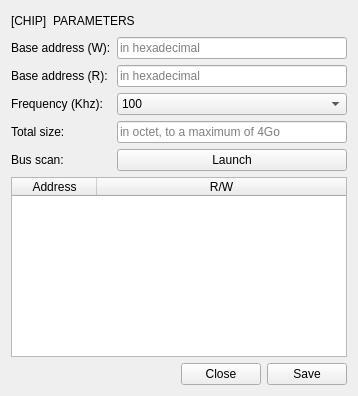
This is gui_designer/gui_i2c_settings.ui in serma-safety-security/hardsploit-gui-ruby as Qt 5 draws it before an edit. The edited form follows.
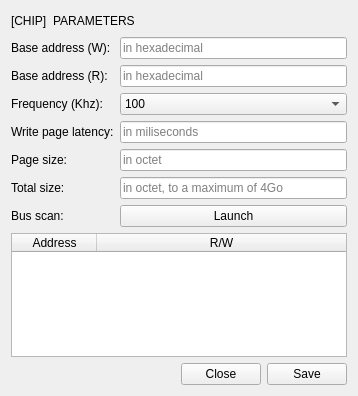
This is the edited form.

The edit to the form file:
```diff
--- a/gui_designer/gui_i2c_settings.ui
+++ b/gui_designer/gui_i2c_settings.ui
@@ -109,34 +109,65 @@
          </item>
         </widget>
        </item>
-       <item row="4" column="0">
+       <item row="6" column="0">
         <widget class="QLabel" name="lbl_full_size">
          <property name="text">
           <string>Total size:</string>
          </property>
         </widget>
        </item>
-       <item row="4" column="1">
+       <item row="6" column="1">
         <widget class="QLineEdit" name="lie_total_size">
          <property name="placeholderText">
           <string>in octet, to a maximum of 4Go</string>
          </property>
         </widget>
        </item>
-       <item row="5" column="0">
+       <item row="7" column="0">
         <widget class="QLabel" name="lbl_bus_scan">
          <property name="text">
           <string>Bus scan:</string>
          </property>
         </widget>
        </item>
-       <item row="5" column="1">
+       <item row="7" column="1">
         <widget class="QPushButton" name="btn_bus_scan">
          <property name="text">
           <string>Launch</string>
          </property>
         </widget>
        </item>
+       <item row="5" column="1">
+        <widget class="QLineEdit" name="lie_page_size">
+         <property name="text">
+          <string/>
+         </property>
+         <property name="placeholderText">
+          <string>in octet</string>
+         </property>
+        </widget>
+       </item>
+       <item row="5" column="0">
+        <widget class="QLabel" name="lbl_page_size">
+         <property name="text">
+          <string>Page size:</string>
+         </property>
+        </widget>
+       </item>
+       <item row="4" column="0">
+        <widget class="QLabel" name="lbl_write_page_latency">
+         <property name="text">
+          <string>Write page latency:</string>
+         </property>
+        </widget>
+       </item>
+       <item row="4" column="1">
+        <widget class="QLineEdit" name="lie_write_page_latency">
+         <property name="placeholderText">
+          <string>in miliseconds</string>
+         </property>
+        </widget>
+       </item>
       </layout>
      </item>
      <item>
```
